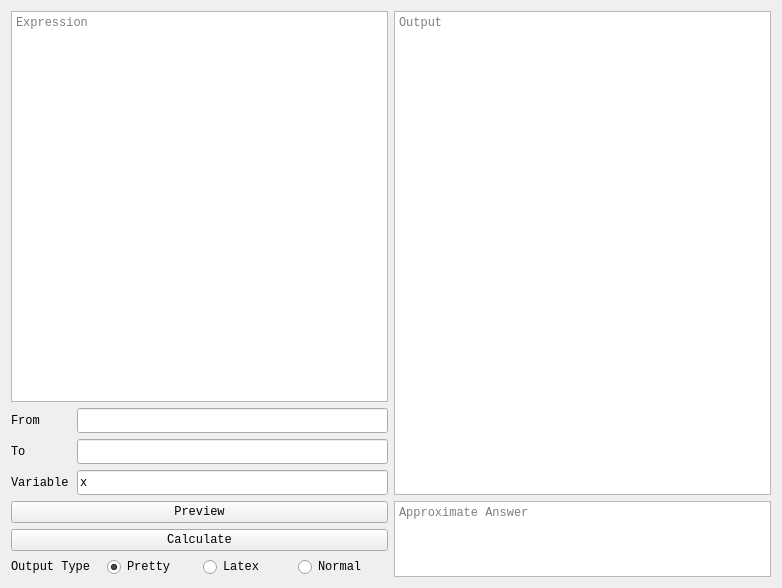
Old version of the form caspy/qt_assets/tabs/integral.ui in the repository Secozzi/CASpy.
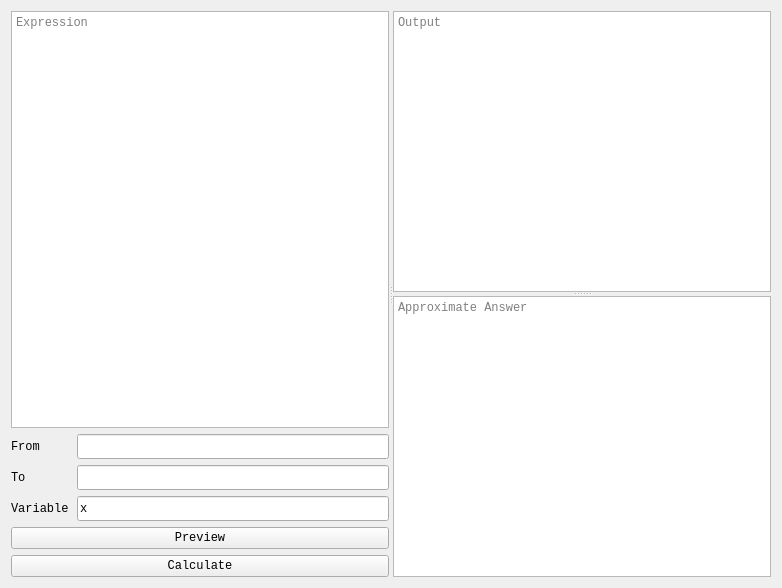
New version of the form.

Commit message: Added view and splitters plus fixed some in formulas tab

Patch:
```diff
--- a/caspy/qt_assets/tabs/integral.ui
+++ b/caspy/qt_assets/tabs/integral.ui
@@ -18,10 +18,31 @@
   <property name="windowTitle">
    <string>Form</string>
   </property>
-  <layout class="QGridLayout" name="gridLayout_2">
-   <item row="0" column="0">
     <layout class="QGridLayout" name="gridLayout">
-     <item row="1" column="0">
+   <item row="0" column="0">
+    <widget class="QSplitter" name="splitter_2">
+     <property name="orientation">
+      <enum>Qt::Horizontal</enum>
+     </property>
+     <property name="childrenCollapsible">
+      <bool>false</bool>
+     </property>
+     <widget class="QWidget" name="verticalLayoutWidget">
+      <layout class="QVBoxLayout" name="verticalLayout">
+       <item>
+        <widget class="QTextEdit" name="IntegExp">
+         <property name="toolTip">
+          <string>Expression</string>
+         </property>
+         <property name="lineWrapMode">
+          <enum>QTextEdit::NoWrap</enum>
+         </property>
+         <property name="placeholderText">
+          <string>Expression</string>
+         </property>
+        </widget>
+       </item>
+       <item>
       <layout class="QHBoxLayout" name="horizontalLayout_4">
        <item>
         <widget class="QLabel" name="label">
@@ -60,87 +81,7 @@
        </item>
       </layout>
      </item>
-     <item row="5" column="0">
-      <widget class="QPushButton" name="IntegCalc">
-       <property name="toolTip">
-        <string>Calculate the integral - Shift + Enter</string>
-       </property>
-       <property name="text">
-        <string>Calculate</string>
-       </property>
-      </widget>
-     </item>
-     <item row="6" column="0">
-      <layout class="QHBoxLayout" name="horizontalLayout_3">
        <item>
-        <widget class="QLabel" name="IntegOutType">
-         <property name="toolTip">
-          <string>Format of output</string>
-         </property>
-         <property name="text">
-          <string>Output Type</string>
-         </property>
-        </widget>
-       </item>
-       <item>
-        <widget class="QRadioButton" name="IntegPP">
-         <property name="toolTip">
-          <string>Pretty print</string>
-         </property>
-         <property name="text">
-          <string>Pretty</string>
-         </property>
-         <property name="checked">
-          <bool>true</bool>
-         </property>
-        </widget>
-       </item>
-       <item>
-        <widget class="QRadioButton" name="IntegLatex">
-         <property name="toolTip">
-          <string>Latex</string>
-         </property>
-         <property name="text">
-          <string>Latex</string>
-         </property>
-        </widget>
-       </item>
-       <item>
-        <widget class="QRadioButton" name="IntegNormal">
-         <property name="toolTip">
-          <string>Normal - no special format</string>
-         </property>
-         <property name="text">
-          <string>Normal</string>
-         </property>
-        </widget>
-       </item>
-      </layout>
-     </item>
-     <item row="4" column="0">
-      <widget class="QPushButton" name="IntegPrev">
-       <property name="toolTip">
-        <string>Preview the integral</string>
-       </property>
-       <property name="text">
-        <string>Preview</string>
-       </property>
-      </widget>
-     </item>
-     <item row="0" column="0">
-      <widget class="QTextEdit" name="IntegExp">
-       <property name="toolTip">
-        <string>Expression</string>
-       </property>
-       <property name="lineWrapMode">
-        <enum>QTextEdit::NoWrap</enum>
-       </property>
-       <property name="placeholderText">
-        <string>Expression</string>
-       </property>
-      </widget>
-     </item>
-     <item row="2" column="0">
       <layout class="QHBoxLayout" name="horizontalLayout_6">
        <item>
         <widget class="QLabel" name="label_2">
@@ -179,7 +120,7 @@
        </item>
       </layout>
      </item>
-     <item row="3" column="0">
+       <item>
       <layout class="QHBoxLayout" name="horizontalLayout_7">
        <item>
         <widget class="QLabel" name="label_3">
@@ -230,7 +171,35 @@
        </item>
       </layout>
      </item>
-     <item row="0" column="1" rowspan="4">
+       <item>
+        <widget class="QPushButton" name="IntegPrev">
+         <property name="toolTip">
+          <string>Preview the integral</string>
+         </property>
+         <property name="text">
+          <string>Preview</string>
+         </property>
+        </widget>
+       </item>
+       <item>
+        <widget class="QPushButton" name="IntegCalc">
+         <property name="toolTip">
+          <string>Calculate the integral - Shift + Enter</string>
+         </property>
+         <property name="text">
+          <string>Calculate</string>
+         </property>
+        </widget>
+       </item>
+      </layout>
+     </widget>
+     <widget class="QSplitter" name="splitter">
+      <property name="orientation">
+       <enum>Qt::Vertical</enum>
+      </property>
+      <property name="childrenCollapsible">
+       <bool>false</bool>
+      </property>
       <widget class="QTextBrowser" name="IntegOut">
        <property name="toolTip">
         <string>Exact answer of calculation</string>
@@ -239,11 +208,9 @@
         <string>Output</string>
        </property>
       </widget>
-     </item>
-     <item row="4" column="1" rowspan="3">
       <widget class="QTextBrowser" name="IntegApprox">
        <property name="sizePolicy">
-        <sizepolicy hsizetype="Expanding" vsizetype="Ignored">
+        <sizepolicy hsizetype="Expanding" vsizetype="Expanding">
          <horstretch>0</horstretch>
          <verstretch>0</verstretch>
         </sizepolicy>
@@ -255,8 +222,8 @@
         <string>Approximate Answer</string>
        </property>
       </widget>
-     </item>
-    </layout>
+     </widget>
+    </widget>
    </item>
   </layout>
  </widget>
```
Lines whose indentation alone changed are shown as unchanged. The commit also changes 18 other files.
